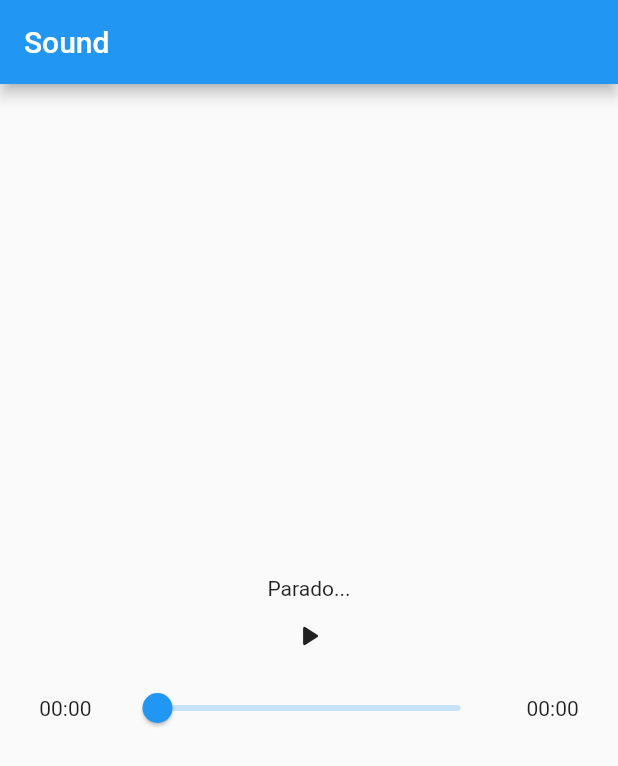
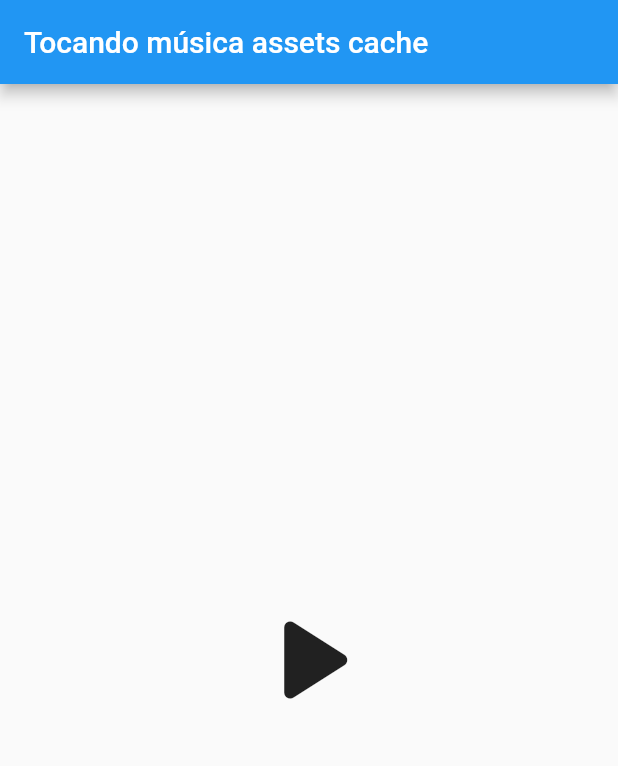
Before and after one commit to LaraTestRep/app_flutter_audio, a Flutter app: the screen it shows after launch, on a phone screen of 412 x 824 dp. Shown: the top 766 px of the screen. Run offline on Flutter 3.47's test engine with Material 2 defaults, Android fonts, the phone set to English and light mode, and no system bars; our stand-ins replace audioplayers.

Commit message:
adicionado exemplo de tocar musica do assets

```diff
--- a/lib/main.dart
+++ b/lib/main.dart
@@ -1,3 +1,5 @@
+import 'package:app_flutter_audio/src/audio_player_assets.dart';
+import 'package:app_flutter_audio/src/audio_player_assets_cache.dart';
 import 'package:app_flutter_audio/src/audio_player_url.dart';
 import 'package:flutter/material.dart';
 
@@ -25,7 +27,14 @@ class MyApp extends StatelessWidget {
           // is not restarted.
           primarySwatch: Colors.blue,
         ),
-      home: const AudioPlayerURL(),
-    );
+        //home: const AudioPlayerURL(),
+        home: const AudioPlayerAssets(),
+        initialRoute: 'audio_players_assets_cache',
+        routes: {
+          'audio_players_url': (context) => const AudioPlayerURL(),
+          'audio_players_assets': (context) => const AudioPlayerURL(),
+          'audio_players_assets_cache': (context) =>
+              const AudioPlayerAssetsCache(),
+        });
   }
 }
--- /dev/null
+++ b/lib/src/audio_player_assets_cache.dart
@@ -0,0 +1,114 @@
+import 'package:audioplayers/audioplayers.dart';
+import 'package:flutter/material.dart';
+
+class AudioPlayerAssetsCache extends StatefulWidget {
+  const AudioPlayerAssetsCache({super.key});
+
+  @override
+  State<AudioPlayerAssetsCache> createState() => _AudioPlayerAssetsCacheState();
+}
+
+class _AudioPlayerAssetsCacheState extends State<AudioPlayerAssetsCache> {
+  final player = AudioPlayer();
+  PlayerState playerState = PlayerState.stopped;
+  String caminhoMusica = 'lib/assets/music/';
+  //String nomeMusica = 'enya_epona.mp3';
+  String nomeMusica = 'enya_iron_where_i_am.mp3';
+
+  _carregarBytesMusica() async {
+    final bytes = await AudioCache.instance.loadAsBytes(nomeMusica);
+    player.setSource(BytesSource(bytes));
+  }
+
+  @override
+  void initState() {
+    super.initState();
+
+    player.audioCache.prefix = caminhoMusica;
+    _carregarBytesMusica();
+
+    player.onPlayerStateChanged.listen((event) {
+      setState(() {
+        playerState = event;
+      });
+    });
+
+    // player.onPlayerComplete.listen((event) {
+    //   setState(() {
+    //     playerState = PlayerState.stopped;
+    //   });
+    // });
+  }
+
+  @override
+  void dispose() {
+    super.dispose();
+    player.audioCache.clearAll();
+    player.release();
+    player.dispose();
+  }
+
+  _showIcon() {
+    switch (playerState) {
+      case PlayerState.playing:
+        return Icons.pause_circle_rounded;
+      case PlayerState.paused:
+        return Icons.play_arrow_rounded;
+      case PlayerState.completed:
+        return Icons.play_arrow_rounded;
+      case PlayerState.stopped:
+        return Icons.play_arrow_rounded;
+    }
+  }
+
+  _playMusic() async {
+    await player.resume();
+  }
+
+  _pauseMusic() async {
+    await player.pause();
+  }
+
+  _acaoPlayer() {
+    switch (playerState) {
+      case PlayerState.playing:
+        _pauseMusic();
+        break;
+      case PlayerState.paused:
+        _playMusic();
+        break;
+      case PlayerState.completed:
+        _playMusic();
+        break;
+      case PlayerState.stopped:
+        _playMusic();
+        break;
+    }
+  }
+
+  @override
+  Widget build(BuildContext context) {
+    return Scaffold(
+      appBar: AppBar(
+        title: const Text('Tocando música assets cache'),
+      ),
+      body: SizedBox(
+        height: MediaQuery.of(context).size.height,
+        width: MediaQuery.of(context).size.width,
+        child: Column(
+          mainAxisAlignment: MainAxisAlignment.center,
+          crossAxisAlignment: CrossAxisAlignment.center,
+          children: [
+            IconButton(
+              iconSize: 100,
+              onPressed: () {
+                _acaoPlayer();
+              },
+              icon: Icon(_showIcon()),
+            )
+          ],
+        ),
+      ),
+    );
+  }
+}
--- a/lib/src/audio_player_url.dart
+++ b/lib/src/audio_player_url.dart
@@ -116,7 +116,7 @@ class _AudioPlayerURLState extends State<AudioPlayerURL> {
   Widget build(BuildContext context) {
     return Scaffold(
       appBar: AppBar(
-        title: const Text('Sound'),
+        title: const Text('Tocando música url'),
       ),
       body: SizedBox(
         height: MediaQuery.of(context).size.height,
--- a/pubspec.yaml
+++ b/pubspec.yaml
@@ -62,9 +62,11 @@ flutter:
   uses-material-design: true
 
   # To add assets to your application, add an assets section, like this:
-  # assets:
+  assets:
   #   - images/a_dot_burr.jpeg
   #   - images/a_dot_ham.jpeg
+    - lib/assets/music/enya_epona.mp3
+    - lib/assets/music/enya_iron_where_i_am.mp3
 
   # An image asset can refer to one or more resolution-specific "variants", see
   # https://flutter.dev/assets-and-images/#resolution-aware
```
Also changed, not shown: lib/src/audio_player_assets.dart (added, +108 -0 lines), 2 other files. Lines whose indentation alone changed are shown as unchanged.
